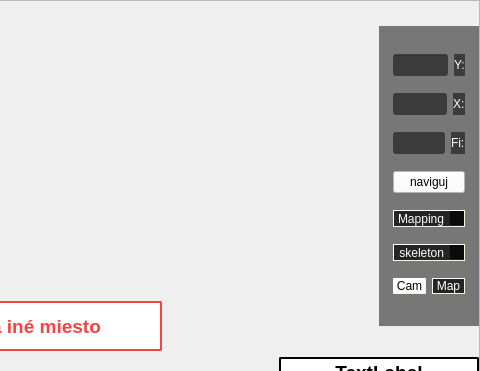
Qt form esa_irobot_rmr/mainwindow.ui (AlexPoltak/Kobuki) before a commit; both pictures show x 457 to 937 and y 0 to 371 of the 937 by 652 pixel window.
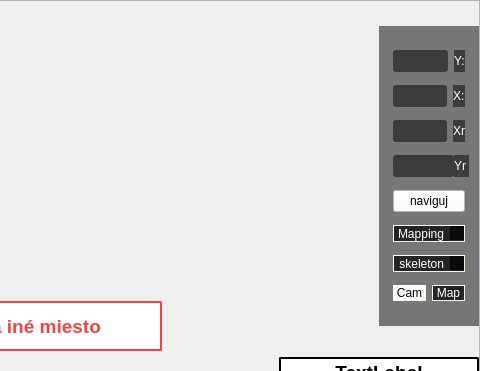
The same form after that commit.

Patch:
```diff
--- a/esa_irobot_rmr/mainwindow.ui
+++ b/esa_irobot_rmr/mainwindow.ui
@@ -162,9 +162,12 @@
                </widget>
               </item>
               <item>
-               <widget class="QLineEdit" name="lineEdit_2">
+               <widget class="QLineEdit" name="lineEdit_Y">
+                <property name="styleSheet">
+                 <string notr="true">color:white;</string>
+                </property>
                 <property name="readOnly">
-                 <bool>true</bool>
+                 <bool>false</bool>
                 </property>
                </widget>
               </item>
@@ -183,9 +186,12 @@
                </widget>
               </item>
               <item>
-               <widget class="QLineEdit" name="lineEdit">
+               <widget class="QLineEdit" name="lineEdit_X">
+                <property name="styleSheet">
+                 <string notr="true">color:white;</string>
+                </property>
                 <property name="readOnly">
-                 <bool>true</bool>
+                 <bool>false</bool>
                 </property>
                </widget>
               </item>
@@ -194,17 +200,74 @@
             <item>
              <layout class="QHBoxLayout" name="horizontalLayout_3">
               <item>
+               <widget class="QLabel" name="X_robot">
+                <property name="maximumSize">
+                 <size>
+                  <width>15</width>
+                  <height>16777215</height>
+                 </size>
+                </property>
+                <property name="styleSheet">
+                 <string notr="true">color:white;</string>
+                </property>
+                <property name="text">
+                 <string>Xr</string>
+                </property>
+               </widget>
+              </item>
+              <item>
+               <widget class="QLineEdit" name="Xrobot">
+                <property name="styleSheet">
+                 <string notr="true">color:white;</string>
+                </property>
+                <property name="readOnly">
+                 <bool>true</bool>
+                </property>
+               </widget>
+              </item>
+             </layout>
+            </item>
+            <item>
+             <layout class="QHBoxLayout" name="horizontalLayout_9">
+              <item>
                <widget class="QLabel" name="label_3">
+                <property name="minimumSize">
+                 <size>
+                  <width>15</width>
+                  <height>0</height>
+                 </size>
+                </property>
+                <property name="maximumSize">
+                 <size>
+                  <width>11</width>
+                  <height>16777215</height>
+                 </size>
+                </property>
                 <property name="styleSheet">
                  <string notr="true">color:white;</string>
                 </property>
                 <property name="text">
-                 <string>Fi:</string>
+                 <string>Yr</string>
                 </property>
                </widget>
               </item>
               <item>
-               <widget class="QLineEdit" name="lineEdit_3">
+               <widget class="QLineEdit" name="Yrobot">
+                <property name="minimumSize">
+                 <size>
+                  <width>61</width>
+                  <height>0</height>
+                 </size>
+                </property>
+                <property name="maximumSize">
+                 <size>
+                  <width>61</width>
+                  <height>16777215</height>
+                 </size>
+                </property>
+                <property name="styleSheet">
+                 <string notr="true">color:white;</string>
+                </property>
                 <property name="readOnly">
                  <bool>true</bool>
                 </property>
```
Left out of the diff: 3 changed lines with no effect on the pictures.
